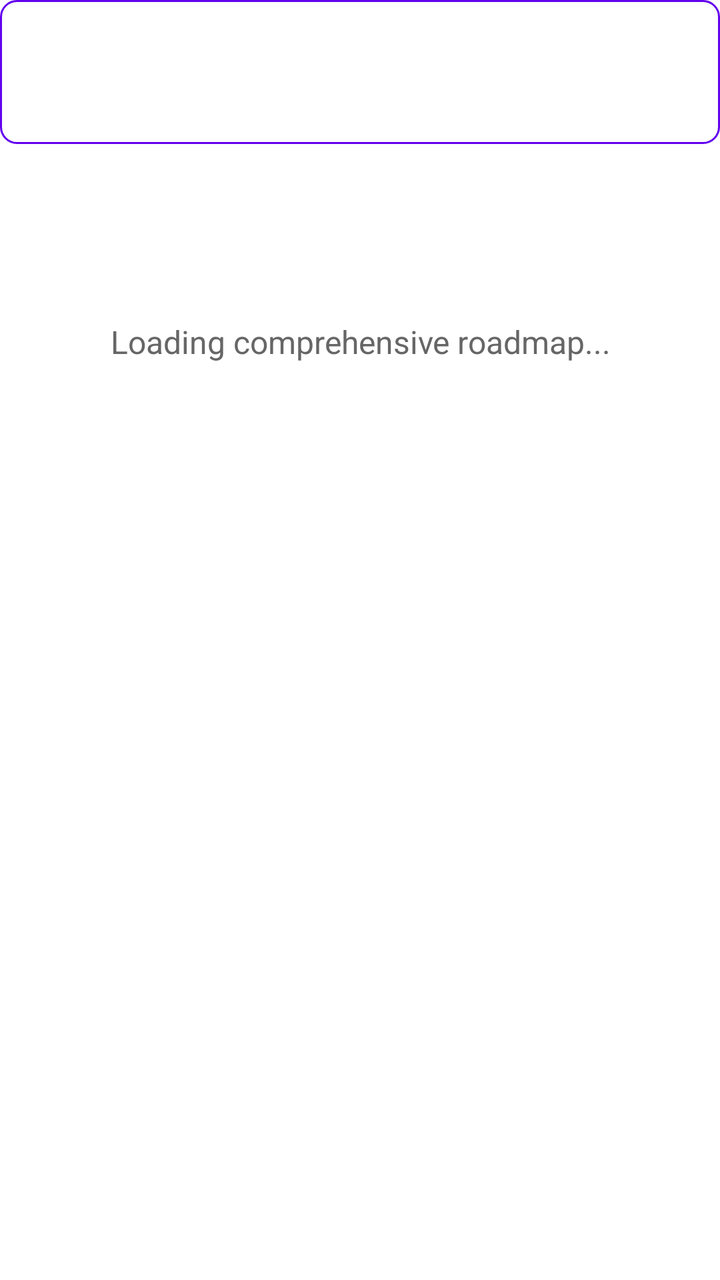
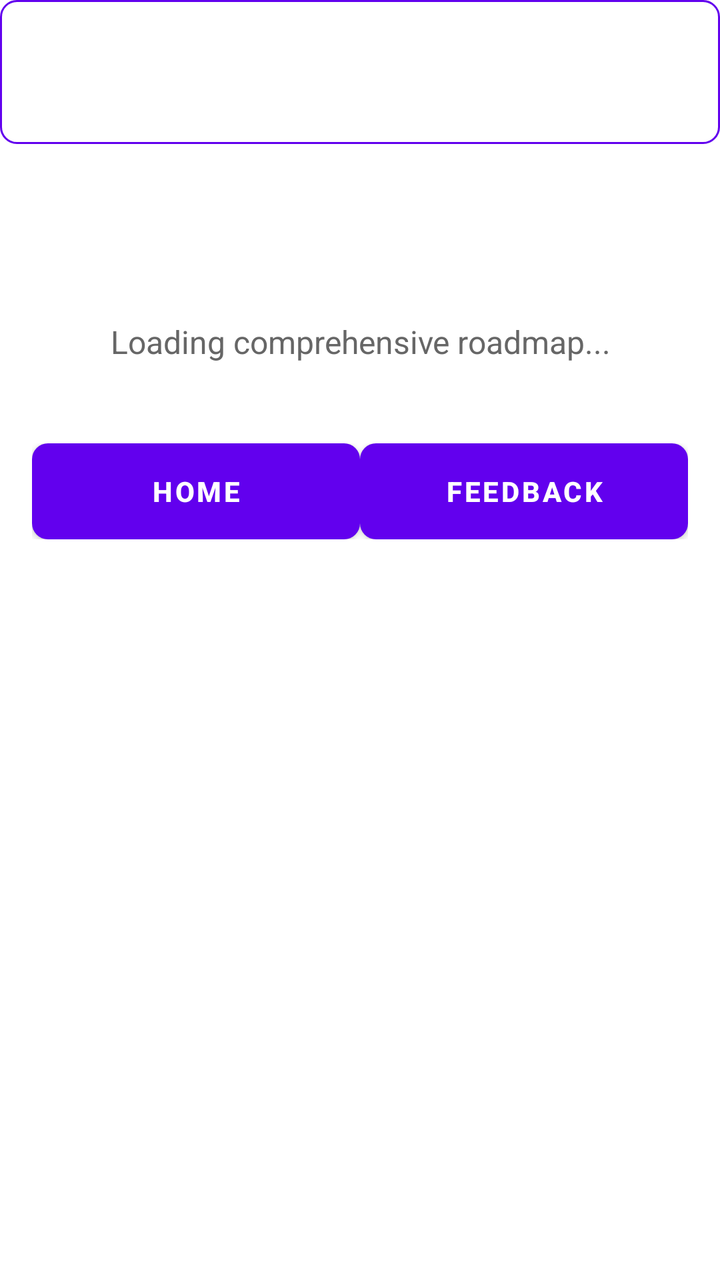

The first picture is an Android layout as it rendered before a commit; the second is the same layout after the commit. The layout source and the unified diff follow.
<!-- AndroidManifest.xml: activity theme Theme.TheApp -->
<!-- res/layout/activity_roadmap_detail.xml -->
<?xml version="1.0" encoding="utf-8"?>
<LinearLayout xmlns:android="http://schemas.android.com/apk/res/android"
    xmlns:app="http://schemas.android.com/apk/res-auto"
    xmlns:tools="http://schemas.android.com/tools"
    android:layout_width="match_parent"
    android:layout_height="match_parent"
    android:orientation="vertical"
    android:background="@color/white"
    tools:context=".RoadmapDetailActivity">

    
    <LinearLayout
        android:layout_width="match_parent"
        android:layout_height="wrap_content"
        android:orientation="horizontal"
        android:padding="16dp"
        android:background="@drawable/spinner_background"
        android:gravity="center_vertical">

        <Button
            android:id="@+id/btn_back"
            android:layout_width="40dp"
            android:layout_height="40dp"
            android:text="←"
            android:textSize="20sp"
            android:textColor="@color/white"
            android:background="@android:color/transparent"
            android:layout_marginEnd="12dp" />

        <TextView
            android:id="@+id/tv_occupation_title"
            android:layout_width="0dp"
            android:layout_height="wrap_content"
            android:layout_weight="1"
            android:text="Software Engineer"
            android:textSize="20sp"
            android:textStyle="bold"
            android:textColor="@color/white"
            android:gravity="center" />

        <Button
            android:id="@+id/btn_share"
            android:layout_width="40dp"
            android:layout_height="40dp"
            android:text="⤴"
            android:textSize="16sp"
            android:textColor="@color/white"
            android:background="@android:color/transparent"
            android:layout_marginStart="12dp" />

    </LinearLayout>

    
    <LinearLayout
        android:layout_width="match_parent"
        android:layout_height="wrap_content"
        android:orientation="vertical"
        android:padding="24dp"
        android:gravity="center">

        <ProgressBar
            android:id="@+id/progress_bar"
            android:layout_width="wrap_content"
            android:layout_height="wrap_content"
            android:layout_marginBottom="16dp" />

        <TextView
            android:id="@+id/tv_loading_message"
            android:layout_width="match_parent"
            android:layout_height="wrap_content"
            android:text="Loading comprehensive roadmap..."
            android:textSize="16sp"
            android:textColor="#666666"
            android:gravity="center" />

    </LinearLayout>

    
    <ScrollView
        android:id="@+id/scroll_view_roadmap"
        android:layout_width="match_parent"
        android:layout_height="0dp"
        android:layout_weight="1"
        android:visibility="gone">

        <androidx.cardview.widget.CardView
            android:layout_width="match_parent"
            android:layout_height="wrap_content"
            android:layout_margin="16dp"
            app:cardCornerRadius="8dp"
            app:cardElevation="4dp">

            <LinearLayout
                android:layout_width="match_parent"
                android:layout_height="wrap_content"
                android:orientation="vertical"
                android:padding="16dp">

                <TextView
                    android:layout_width="match_parent"
                    android:layout_height="wrap_content"
                    android:text="Career Roadmap"
                    android:textSize="18sp"
                    android:textStyle="bold"
                    android:textColor="@color/black"
                    android:layout_marginBottom="16dp"
                    android:gravity="center" />

                <TextView
                    android:id="@+id/tv_roadmap_content"
                    android:layout_width="match_parent"
                    android:layout_height="wrap_content"
                    android:text="Roadmap content will appear here..."
                    android:textSize="14sp"
                    android:textColor="@color/black"
                    android:lineSpacingExtra="4dp"
                    android:fontFamily="monospace" />

            </LinearLayout>

        </androidx.cardview.widget.CardView>

    </ScrollView>

</LinearLayout>
<!-- resources referenced by this layout -->
<resources>
  <color name="black">#FF000000</color>
  <color name="white">#FFFFFFFF</color>
  <!-- drawable spinner_background (drawable) -->
  <?xml version="1.0" encoding="utf-8"?>
  <shape xmlns:android="http://schemas.android.com/apk/res/android">
      <solid android:color="@android:color/white" />
      <stroke
          android:width="1dp"
          android:color="@color/purple_500" />
      <corners android:radius="8dp" />
      <padding
          android:left="12dp"
          android:top="8dp"
          android:right="12dp"
          android:bottom="8dp" />
  </shape>
  <style name="Theme.TheApp" parent="Theme.MaterialComponents.DayNight.DarkActionBar">
          
          <item name="colorPrimary">@color/purple_500</item>
          <item name="colorPrimaryVariant">@color/purple_700</item>
          <item name="colorOnPrimary">@color/white</item>
          
          <item name="colorSecondary">@color/teal_200</item>
          <item name="colorSecondaryVariant">@color/teal_700</item>
          <item name="colorOnSecondary">@color/black</item>
          
          <item name="android:statusBarColor">?attr/colorPrimaryVariant</item>
          
      </style>
  <color name="purple_500">#FF6200EE</color>
  <color name="purple_700">#FF3700B3</color>
  <color name="teal_200">#FF03DAC5</color>
  <color name="teal_700">#FF018786</color>
</resources>

<!-- the commit's change to res/layout/activity_roadmap_detail.xml (unified diff, before → after) -->
@@ -113,8 +113,7 @@
                     android:text="Roadmap content will appear here..."
                     android:textSize="14sp"
                     android:textColor="@color/black"
-                    android:lineSpacingExtra="4dp"
-                    android:fontFamily="monospace" />
+                    android:lineSpacingExtra="4dp" />
 
             </LinearLayout>
 
@@ -122,4 +121,36 @@
 
     </ScrollView>
 
+    
+    <LinearLayout
+        android:layout_width="match_parent"
+        android:layout_height="wrap_content"
+        android:orientation="horizontal"
+        android:padding="16dp"
+        android:spacing="12dp">
+
+        <Button
+            android:id="@+id/btn_back_to_home"
+            android:layout_width="0dp"
+            android:layout_height="48dp"
+            android:layout_weight="1"
+            android:text="Home"
+            android:textSize="14sp"
+            android:textStyle="bold"
+            android:textColor="@color/white"
+            android:background="@drawable/button_rounded" />
+
+        <Button
+            android:id="@+id/btn_survey"
+            android:layout_width="0dp"
+            android:layout_height="48dp"
+            android:layout_weight="1"
+            android:text="Feedback"
+            android:textSize="14sp"
+            android:textStyle="bold"
+            android:textColor="@color/white"
+            android:background="@drawable/button_gradient" />
+
+    </LinearLayout>
+
 </LinearLayout>
<!-- resource entries referenced after the edit -->
@@ -2,6 +2,22 @@
 <resources>
   <color name="black">#FF000000</color>
   <color name="white">#FFFFFFFF</color>
+  <!-- drawable button_gradient (drawable) -->
+  <?xml version="1.0" encoding="utf-8"?>
+  <shape xmlns:android="http://schemas.android.com/apk/res/android">
+      <gradient
+          android:type="linear"
+          android:angle="45"
+          android:startColor="#667eea"
+          android:endColor="#764ba2" />
+      <corners android:radius="8dp" />
+  </shape>
+  <!-- drawable button_rounded (drawable) -->
+  <?xml version="1.0" encoding="utf-8"?>
+  <shape xmlns:android="http://schemas.android.com/apk/res/android">
+      <solid android:color="@color/purple_500" />
+      <corners android:radius="8dp" />
+  </shape>
   <!-- drawable spinner_background (drawable) -->
   <?xml version="1.0" encoding="utf-8"?>
   <shape xmlns:android="http://schemas.android.com/apk/res/android">
